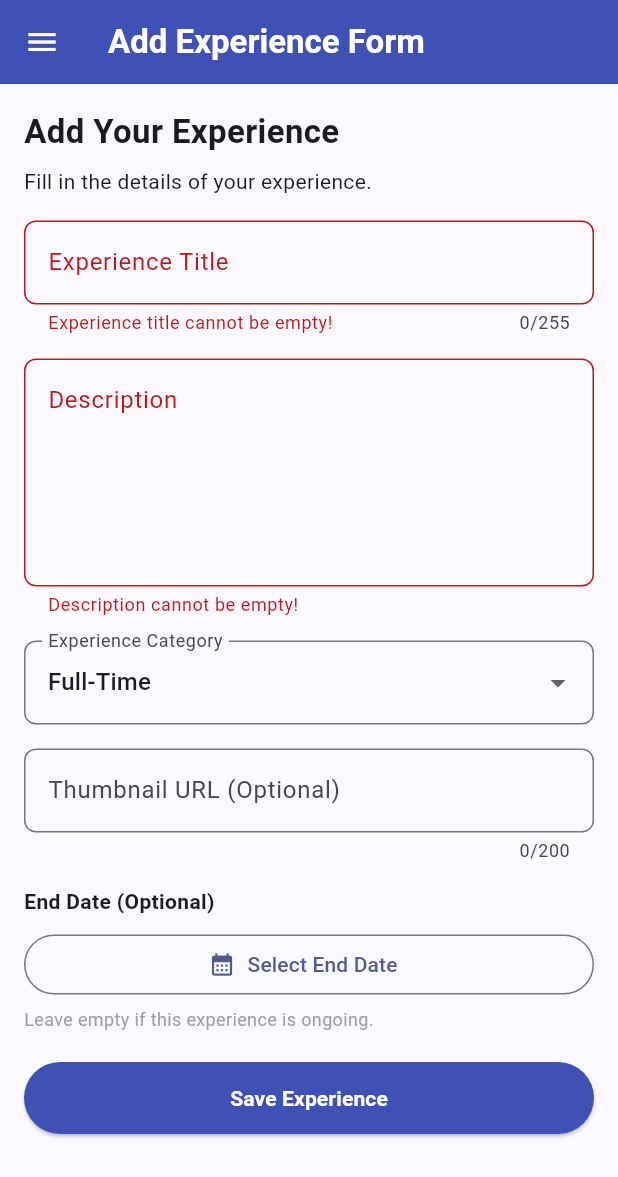
After one commit to pikadinda/myportofolio_mobile, a Flutter app: the ExperienceFormPage screen opened directly, after a tap on "Save Experience", on a phone screen of 412 x 824 dp. The commit adds this screen. Shown: the top 1177 px of the screen. Run offline on Flutter 3.47's test engine with Material 3 defaults, Android fonts, the phone set to English and light mode, and no system bars; our stand-ins replace material_ui.

Commit message:
feat: add experience form

```diff
--- /dev/null
+++ b/lib/screens/experience_form.dart
@@ -0,0 +1,335 @@
+import 'package:material_ui/material_ui.dart';
+import 'package:myportofolio_mobile/widgets/left_drawer.dart';
+
+class ExperienceFormPage extends StatefulWidget {
+  const ExperienceFormPage({super.key});
+
+  @override
+  State<ExperienceFormPage> createState() => _ExperienceFormPageState();
+}
+
+class _ExperienceFormPageState extends State<ExperienceFormPage> {
+  final _formKey = GlobalKey<FormState>();
+
+  // Data formulir sesuai model Experience Django.
+  String _title = '';
+  String _description = '';
+  String _category = 'full-time';
+  String _thumbnail = '';
+  DateTime? _endedAt;
+
+  // Kategori mengikuti EXPERIENCE_CHOICES pada Django.
+  static const Map<String, String> _experienceChoices = {
+    'internship': 'Internship',
+    'research': 'Research',
+    'volunteer': 'Volunteer',
+    'part-time': 'Part-Time',
+    'full-time': 'Full-Time',
+    'freelance': 'Freelance',
+  };
+
+  String _formatDate(DateTime date) {
+    final day = date.day.toString().padLeft(2, '0');
+    final month = date.month.toString().padLeft(2, '0');
+    return '$day/$month/${date.year}';
+  }
+
+  // Memilih tanggal selesai pengalaman.
+  Future<void> _selectEndDate() async {
+    final now = DateTime.now();
+
+    final selectedDate = await showDatePicker(
+      context: context,
+      initialDate: _endedAt ?? now,
+      firstDate: DateTime(1900),
+      lastDate: DateTime(now.year + 50),
+    );
+
+    if (selectedDate != null) {
+      setState(() {
+        _endedAt = selectedDate;
+      });
+    }
+  }
+
+  // Menampilkan ringkasan setelah seluruh validasi berhasil.
+  void _showSummary() {
+    if (!_formKey.currentState!.validate()) {
+      return;
+    }
+
+    showDialog<void>(
+      context: context,
+      builder: (dialogContext) {
+        return AlertDialog(
+          title: const Text('Experience berhasil ditambahkan!'),
+          content: SingleChildScrollView(
+            child: Column(
+              crossAxisAlignment: CrossAxisAlignment.start,
+              mainAxisSize: MainAxisSize.min,
+              children: [
+                Text('Title: $_title'),
+                const SizedBox(height: 8),
+                Text('Description: $_description'),
+                const SizedBox(height: 8),
+                Text('Category: ${_experienceChoices[_category]}'),
+                const SizedBox(height: 8),
+                Text(
+                  'Thumbnail: ${_thumbnail.isEmpty ? "Tidak diisi" : _thumbnail}',
+                ),
+                const SizedBox(height: 8),
+                Text(
+                  'End Date: ${_endedAt == null ? "Masih berlangsung" : _formatDate(_endedAt!)}',
+                ),
+              ],
+            ),
+          ),
+          actions: [
+            TextButton(
+              onPressed: () {
+                Navigator.pop(dialogContext);
+              },
+              child: const Text('OK'),
+            ),
+          ],
+        );
+      },
+    );
+  }
+
+  @override
+  Widget build(BuildContext context) {
+    return Scaffold(
+      appBar: AppBar(
+        title: const Text(
+          'Add Experience Form',
+          style: TextStyle(color: Colors.white, fontWeight: FontWeight.bold),
+        ),
+        backgroundColor: Colors.indigo,
+        foregroundColor: Colors.white,
+      ),
+
+      // Menggunakan Drawer yang sama dengan halaman lainnya.
+      drawer: const LeftDrawer(),
+
+      body: SafeArea(
+        child: Form(
+          key: _formKey,
+          child: SingleChildScrollView(
+            padding: const EdgeInsets.all(16.0),
+            child: Column(
+              crossAxisAlignment: CrossAxisAlignment.start,
+              children: [
+                const Text(
+                  'Add Your Experience',
+                  style: TextStyle(fontSize: 22, fontWeight: FontWeight.bold),
+                ),
+                const SizedBox(height: 8),
+                const Text('Fill in the details of your experience.'),
+                const SizedBox(height: 16),
+
+                // === Experience Title ===
+                Padding(
+                  padding: const EdgeInsets.only(bottom: 16),
+                  child: TextFormField(
+                    maxLength: 255,
+                    decoration: InputDecoration(
+                      labelText: 'Experience Title',
+                      hintText: 'Enter experience title',
+                      border: OutlineInputBorder(
+                        borderRadius: BorderRadius.circular(8),
+                      ),
+                    ),
+                    onChanged: (value) {
+                      _title = value;
+                    },
+                    validator: (value) {
+                      if (value == null || value.trim().isEmpty) {
+                        return 'Experience title cannot be empty!';
+                      }
+
+                      if (value.trim().length > 255) {
+                        return 'Title cannot exceed 255 characters!';
+                      }
+
+                      return null;
+                    },
+                  ),
+                ),
+
+                // === Description ===
+                Padding(
+                  padding: const EdgeInsets.only(bottom: 16),
+                  child: TextFormField(
+                    maxLines: 5,
+                    decoration: InputDecoration(
+                      labelText: 'Description',
+                      hintText: 'Describe your experience...',
+                      alignLabelWithHint: true,
+                      border: OutlineInputBorder(
+                        borderRadius: BorderRadius.circular(8),
+                      ),
+                    ),
+                    onChanged: (value) {
+                      _description = value;
+                    },
+                    validator: (value) {
+                      if (value == null || value.trim().isEmpty) {
+                        return 'Description cannot be empty!';
+                      }
+
+                      return null;
+                    },
+                  ),
+                ),
+
+                // === Category ===
+                Padding(
+                  padding: const EdgeInsets.only(bottom: 16),
+                  child: DropdownButtonFormField<String>(
+                    initialValue: _category,
+                    decoration: InputDecoration(
+                      labelText: 'Experience Category',
+                      border: OutlineInputBorder(
+                        borderRadius: BorderRadius.circular(8),
+                      ),
+                    ),
+                    items: _experienceChoices.entries.map((entry) {
+                      return DropdownMenuItem<String>(
+                        value: entry.key,
+                        child: Text(entry.value),
+                      );
+                    }).toList(),
+                    onChanged: (value) {
+                      if (value != null) {
+                        setState(() {
+                          _category = value;
+                        });
+                      }
+                    },
+                    validator: (value) {
+                      if (value == null || value.isEmpty) {
+                        return 'Please select a category!';
+                      }
+
+                      return null;
+                    },
+                  ),
+                ),
+
+                // === Thumbnail URL (Optional) ===
+                Padding(
+                  padding: const EdgeInsets.only(bottom: 16),
+                  child: TextFormField(
+                    maxLength: 200,
+                    keyboardType: TextInputType.url,
+                    autocorrect: false,
+                    decoration: InputDecoration(
+                      labelText: 'Thumbnail URL (Optional)',
+                      hintText: 'https://example.com/image.jpg',
+                      border: OutlineInputBorder(
+                        borderRadius: BorderRadius.circular(8),
+                      ),
+                    ),
+                    onChanged: (value) {
+                      _thumbnail = value;
+                    },
+                    validator: (value) {
+                      final url = value?.trim() ?? '';
+
+                      // Thumbnail bersifat opsional.
+                      if (url.isEmpty) {
+                        return null;
+                      }
+
+                      final uri = Uri.tryParse(url);
+
+                      if (uri == null ||
+                          !uri.hasScheme ||
+                          ![
+                            'http',
+                            'https',
+                            'ftp',
+                            'ftps',
+                          ].contains(uri.scheme.toLowerCase()) ||
+                          uri.host.isEmpty) {
+                        return 'Please enter a valid URL!';
+                      }
+
+                      return null;
+                    },
+                  ),
+                ),
+
+                // === End Date (Optional) ===
+                Padding(
+                  padding: const EdgeInsets.only(bottom: 20),
+                  child: Column(
+                    crossAxisAlignment: CrossAxisAlignment.start,
+                    children: [
+                      const Text(
+                        'End Date (Optional)',
+                        style: TextStyle(fontWeight: FontWeight.bold),
+                      ),
+                      const SizedBox(height: 8),
+                      Row(
+                        children: [
+                          Expanded(
+                            child: OutlinedButton.icon(
+                              onPressed: _selectEndDate,
+                              icon: const Icon(Icons.calendar_month),
+                              label: Text(
+                                _endedAt == null
+                                    ? 'Select End Date'
+                                    : _formatDate(_endedAt!),
+                              ),
+                            ),
+                          ),
+                          if (_endedAt != null)
+                            IconButton(
+                              tooltip: 'Clear date',
+                              onPressed: () {
+                                setState(() {
+                                  _endedAt = null;
+                                });
+                              },
+                              icon: const Icon(Icons.close),
+                            ),
+                        ],
+                      ),
+                      if (_endedAt == null)
+                        const Padding(
+                          padding: EdgeInsets.only(top: 4),
+                          child: Text(
+                            'Leave empty if this experience is ongoing.',
+                            style: TextStyle(fontSize: 12, color: Colors.grey),
+                          ),
+                        ),
+                    ],
+                  ),
+                ),
+
+                // === Save Button ===
+                SizedBox(
+                  width: double.infinity,
+                  child: ElevatedButton(
+                    style: ElevatedButton.styleFrom(
+                      backgroundColor: Colors.indigo,
+                      foregroundColor: Colors.white,
+                      padding: const EdgeInsets.symmetric(vertical: 14),
+                    ),
+                    onPressed: _showSummary,
+                    child: const Text(
+                      'Save Experience',
+                      style: TextStyle(fontWeight: FontWeight.bold),
+                    ),
+                  ),
+                ),
+              ],
+            ),
+          ),
+        ),
+      ),
+    );
+  }
+}
--- a/lib/screens/menu.dart
+++ b/lib/screens/menu.dart
@@ -17,6 +17,7 @@ class MyHomePage extends StatelessWidget {
   final List<ItemHomepage> items = const [
     ItemHomepage("Lihat Proyek", Icons.folder),
     ItemHomepage("Tambah Proyek", Icons.add_circle),
+    ItemHomepage("Tambah Experience", Icons.work_history),
     ItemHomepage("Logout", Icons.logout),
   ];
 
@@ -61,55 +62,3 @@ class MyHomePage extends StatelessWidget {
     );
   }
 }
-
-// Widget untuk menampilkan tombol dalam bentuk kartu.
-class ItemCard extends StatelessWidget {
-  final ItemHomepage item;
-
-  const ItemCard(this.item, {super.key});
-
-  @override
-  Widget build(BuildContext context) {
-    return Material(
-      color: Colors.indigo,
-      borderRadius: BorderRadius.circular(12),
-      child: InkWell(
-        borderRadius: BorderRadius.circular(12),
-        onTap: () {
-          ScaffoldMessenger.of(context)
-            ..hideCurrentSnackBar()
-            ..showSnackBar(
-              SnackBar(
-                content: Text("Kamu telah menekan tombol ${item.name}!"),
-              ),
-            );
-
-          // Navigasi ke halaman tambah proyek.
-          if (item.name == "Tambah Proyek") {
-            Navigator.push(
-              context,
-              MaterialPageRoute(builder: (context) => const ProjectFormPage()),
-            );
-          }
-        },
-        child: Container(
-          padding: const EdgeInsets.all(8),
-          child: Center(
-            child: Column(
-              mainAxisAlignment: MainAxisAlignment.center,
-              children: [
-                Icon(item.icon, color: Colors.white, size: 30),
-                const SizedBox(height: 8),
-                Text(
-                  item.name,
-                  textAlign: TextAlign.center,
-                  style: const TextStyle(color: Colors.white),
-                ),
-              ],
-            ),
-          ),
-        ),
-      ),
-    );
-  }
-}
--- a/lib/widgets/left_drawer.dart
+++ b/lib/widgets/left_drawer.dart
@@ -1,6 +1,7 @@
 import 'package:material_ui/material_ui.dart';
 import 'package:myportofolio_mobile/screens/menu.dart';
 import 'package:myportofolio_mobile/screens/project_form.dart';
+import 'package:myportofolio_mobile/screens/experience_form.dart';
 
 class LeftDrawer extends StatelessWidget {
   const LeftDrawer({super.key});
@@ -32,6 +33,7 @@ class LeftDrawer extends StatelessWidget {
             ),
           ),
 
+          // Menu Home
           ListTile(
             leading: const Icon(Icons.home_outlined),
             title: const Text('Home'),
@@ -43,6 +45,7 @@ class LeftDrawer extends StatelessWidget {
             },
           ),
 
+          // Menu Add Project
           ListTile(
             leading: const Icon(Icons.add_circle_outline),
             title: const Text('Add Project'),
@@ -55,6 +58,20 @@ class LeftDrawer extends StatelessWidget {
               );
             },
           ),
+
+          // Menu Experience Form
+          ListTile(
+            leading: const Icon(Icons.work_history_outlined),
+            title: const Text('Add Experience'),
+            onTap: () {
+              Navigator.pushReplacement(
+                context,
+                MaterialPageRoute(
+                  builder: (context) => const ExperienceFormPage(),
+                ),
+              );
+            },
+          ),
         ],
       ),
     );
--- a/lib/widgets/project_card.dart
+++ b/lib/widgets/project_card.dart
@@ -1,6 +1,7 @@
 import 'package:material_ui/material_ui.dart';
 import 'package:myportofolio_mobile/screens/menu.dart';
 import 'package:myportofolio_mobile/screens/project_form.dart';
+import 'package:myportofolio_mobile/screens/experience_form.dart';
 
 class ItemCard extends StatelessWidget {
   final ItemHomepage item;
@@ -28,6 +29,13 @@ class ItemCard extends StatelessWidget {
               context,
               MaterialPageRoute(builder: (context) => const ProjectFormPage()),
             );
+          } else if (item.name == "Tambah Experience") {
+            Navigator.push(
+              context,
+              MaterialPageRoute(
+                builder: (context) => const ExperienceFormPage(),
+              ),
+            );
           }
         },
         child: Container(
```
